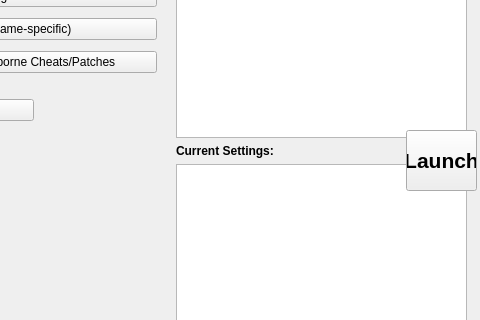
Old version of the form modules/bblauncher.ui in the repository rainmakerv3/BB_Launcher; both pictures show x 564 to 1044 and y 190 to 510 of the 1044 by 678 pixel window.
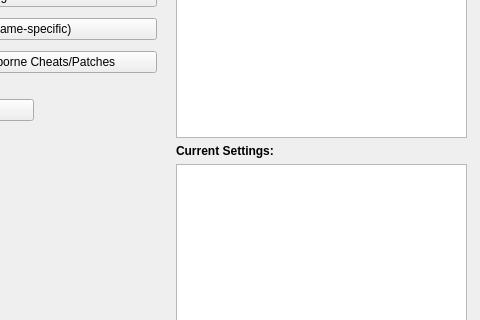
New version of the form.

Diff of the .ui file:
```diff
--- a/modules/bblauncher.ui
+++ b/modules/bblauncher.ui
@@ -399,25 +399,6 @@
     </property>
     <layout class="QVBoxLayout" name="logLayout"/>
    </widget>
-   <widget class="QPushButton" name="LaunchButton_2">
-    <property name="geometry">
-     <rect>
-      <x>970</x>
-      <y>320</y>
-      <width>71</width>
-      <height>61</height>
-     </rect>
-    </property>
-    <property name="font">
-     <font>
-      <pointsize>16</pointsize>
-      <bold>true</bold>
-     </font>
-    </property>
-    <property name="text">
-     <string>Launch</string>
-    </property>
-   </widget>
    <widget class="QWidget" name="verticalLayoutWidget_4">
     <property name="geometry">
      <rect>
```
